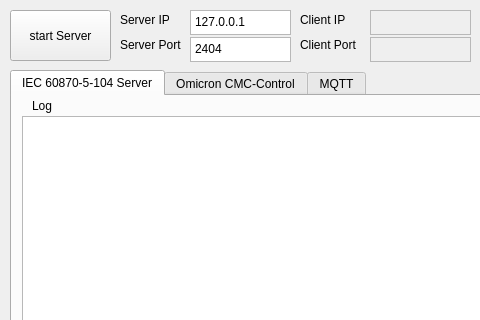
This is Qt_GUI/frm_main.ui in Pfannex/CMC-104_Mapper as Qt 5 draws it before an edit; both pictures show x 0 to 480 and y 0 to 320 of the 800 by 600 pixel window. The edited form follows.
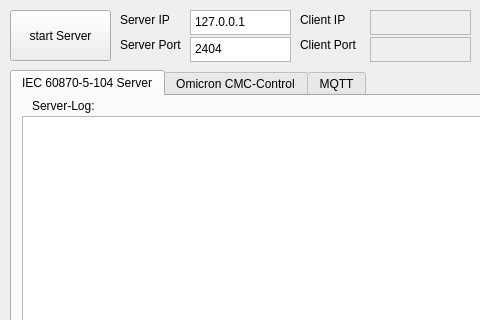
This is the edited form. Icons and pictures are not drawn.

```diff
--- a/Qt_GUI/frm_main.ui
+++ b/Qt_GUI/frm_main.ui
@@ -231,7 +231,7 @@
        </rect>
       </property>
       <property name="text">
-       <string>Log</string>
+       <string>Server-Log:</string>
       </property>
      </widget>
     </widget>
```
Left out of the diff: 5 changed lines with no effect on the pictures.
